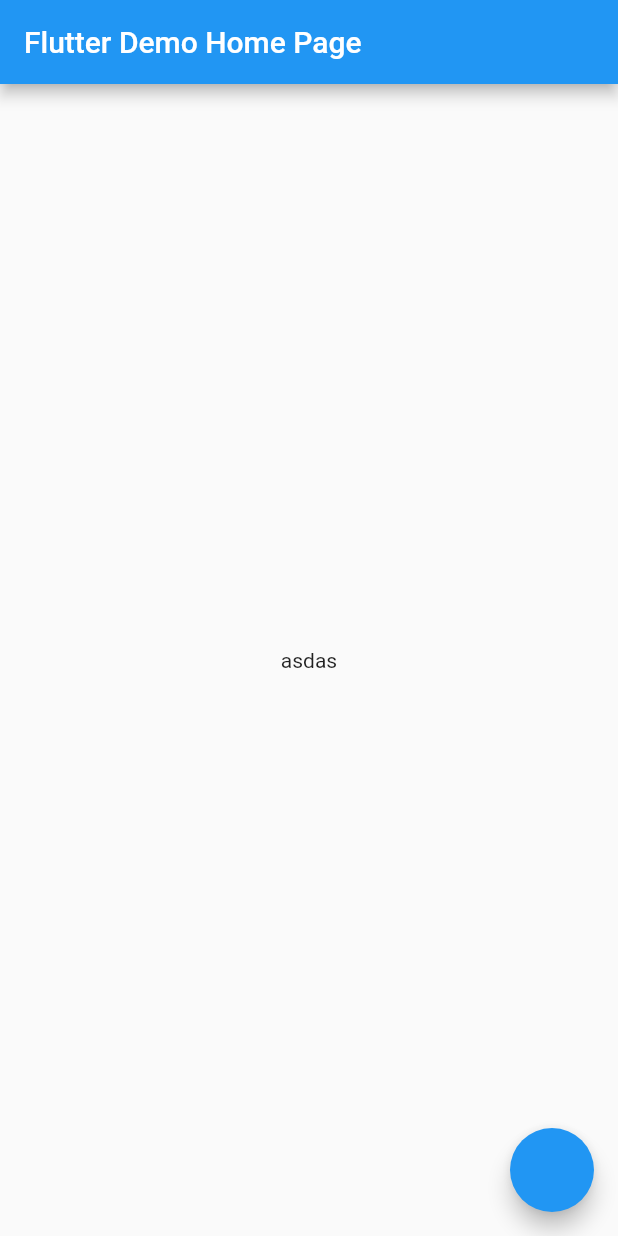
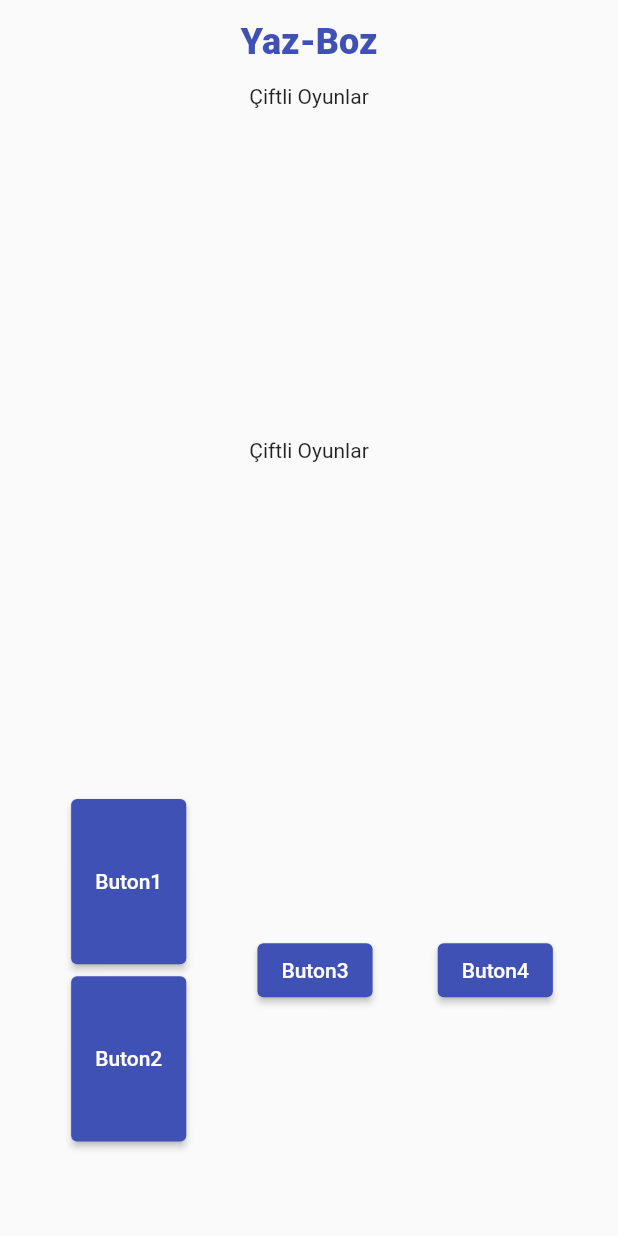
Before and after one commit to BilgeKaanpc/yazboz_flutter_sqflite, a Flutter app: the screen it shows after launch, on a phone screen of 412 x 824 dp. Run offline on Flutter 3.47's test engine with Material 2 defaults, Android fonts, the phone set to English and light mode, and no system bars; our stand-ins replace google_fonts, sqflite; accounts and stored records are empty.

Commit message:
Ana ekran tasarımı güncellendi

```diff
--- /dev/null
+++ b/lib/Design/DesignVeriables.dart
@@ -0,0 +1,13 @@
+import 'package:flutter/material.dart';
+import 'package:google_fonts/google_fonts.dart';
+
+
+class DesignVeribles{
+    static const mainColor = Colors.indigo;
+    static final TextStyle baslikStyle = GoogleFonts.concertOne(
+        fontSize: 24,fontWeight: FontWeight.w900, color: mainColor
+    );
+
+    static final padding4 = EdgeInsets.all(4.0);
+
+}
--- a/lib/main.dart
+++ b/lib/main.dart
@@ -1,4 +1,5 @@
 import 'package:flutter/material.dart';
+import 'package:yazboz/Design/DesignVeriables.dart';
 
 import 'databaseHelpers/databaseHelper.dart';
 
@@ -15,7 +16,8 @@
       debugShowCheckedModeBanner: false,
       title: 'Flutter Demo',
       theme: ThemeData(
-        primarySwatch: Colors.blue,
+        primarySwatch: DesignVeribles.mainColor,
+        visualDensity: VisualDensity.adaptivePlatformDensity,
       ),
       home: const MyHomePage(title: 'Flutter Demo Home Page'),
     );
@@ -25,8 +27,6 @@
 class MyHomePage extends StatefulWidget {
   const MyHomePage({Key? key, required this.title}) : super(key: key);
 
-
-
   final String title;
 
   @override
@@ -34,30 +34,85 @@
 }
 
 class _MyHomePageState extends State<MyHomePage> {
-  getir()async{
-    print("gidrik");
+  getir() async {
     var db = await DatabaseHelper.dbErisim();
-    print("çıktık");
+  }
 
-  }
   @override
   Widget build(BuildContext context) {
     return Scaffold(
       appBar: AppBar(
-        title: Text(widget.title),
+        backgroundColor: Colors.transparent,
+        elevation: 0,
+        title: Center(
+            child: Text(
+          "Yaz-Boz",
+          style: DesignVeribles.baslikStyle,
+        )),
       ),
       body: Center(
         child: Column(
-          mainAxisAlignment: MainAxisAlignment.center,
           children: <Widget>[
-             Text(
-              'asdas',
+            Expanded(
+              flex: 1,
+              child: Text("Çiftli Oyunlar"),
             ),
+            Expanded(
+              flex: 3,
+              child: Container(),
+            ),
+            Expanded(
+              flex: 1,
+              child: Text("Çiftli Oyunlar"),
+            ),
+            Expanded(
+              flex: 3,
+              child: Container(),
+            ),
+            Expanded(
+              flex: 4,
+              child: Row(
+                mainAxisAlignment: MainAxisAlignment.spaceEvenly,
+                children: [
+                  Column(
+                    mainAxisAlignment: MainAxisAlignment.spaceEvenly,
+                    children: [
+                      Expanded(
+                        child: Padding(
+                          padding: DesignVeribles.padding4,
+                          child: ElevatedButton(
+                            onPressed: () {},
+                            child: Text("Buton1"),
+                          ),
+                        ),
+                      ),
+                      Expanded(
+                        child: Padding(
+                          padding: DesignVeribles.padding4,
+                          child: ElevatedButton(
+                            onPressed: () {},
+                            child: Text("Buton2"),
+                          ),
+                        ),
+                      ),
+                    ],
+                  ),
+                  ElevatedButton(
+                    onPressed: () {},
+                    child: Text("Buton3"),
+                  ),
+                  ElevatedButton(
+                    onPressed: () {},
+                    child: Text("Buton4"),
+                  ),
+                ],
+              ),
+            ),
+            Expanded(
+              child: Container(),
+            )
           ],
         ),
-      ),
-      floatingActionButton: FloatingActionButton(
-        onPressed: getir,
       ),
     );
   }
--- a/pubspec.yaml
+++ b/pubspec.yaml
@@ -36,6 +36,7 @@ dependencies:
   # The following adds the Cupertino Icons font to your application.
   # Use with the CupertinoIcons class for iOS style icons.
   cupertino_icons: ^1.0.2
+  google_fonts: ^2.1.0
 
 dev_dependencies:
   flutter_test:
```
Also changed, not shown: pubspec.lock, 1 other file.
